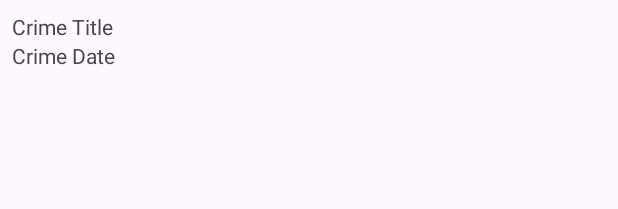
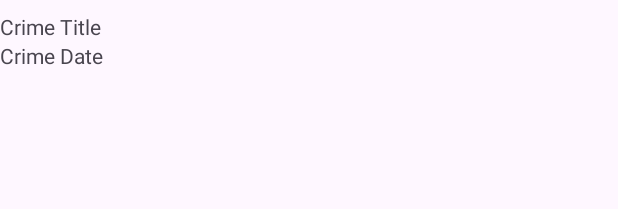
Before and after one commit to therealtommy/CriminalIntent, an Android app: the layout list_item_crime.xml on its own in the app's theme, with its tools: preview values and no code run, on a phone screen of 412 x 824 dp. Shown: the top 209 px of the screen. Run offline under Robolectric (Android 15) with nearby library versions, the phone set to English and light mode, and no system bars.

Commit message:
Start part 3

```diff
--- a/app/src/main/res/layout/list_item_crime.xml
+++ b/app/src/main/res/layout/list_item_crime.xml
@@ -1,18 +1,30 @@
 <?xml version="1.0" encoding="utf-8"?>
-<LinearLayout
-    xmlns:android="http://schemas.android.com/apk/res/android"
-    android:orientation="vertical"
+<androidx.constraintlayout.widget.ConstraintLayout xmlns:android="http://schemas.android.com/apk/res/android"
+    xmlns:app="http://schemas.android.com/apk/res-auto"
+    xmlns:tools="http://schemas.android.com/tools"
+    android:id="@+id/linearLayout"
     android:layout_width="match_parent"
-    android:layout_height="wrap_content"
-    android:padding="8dp">
+    android:layout_height="wrap_content">
+
     <TextView
         android:id="@+id/crime_title"
-        android:layout_width="match_parent"
+        android:layout_width="0dp"
         android:layout_height="wrap_content"
-        android:text="Crime Title"/>
+        android:layout_marginTop="8dp"
+        android:text="Crime Title"
+        app:layout_constraintBottom_toTopOf="@+id/crime_date"
+        app:layout_constraintEnd_toEndOf="parent"
+        app:layout_constraintStart_toStartOf="parent"
+        app:layout_constraintTop_toTopOf="parent"
+        app:layout_constraintVertical_chainStyle="packed" />
+
     <TextView
         android:id="@+id/crime_date"
-        android:layout_width="match_parent"
+        android:layout_width="0dp"
         android:layout_height="wrap_content"
-        android:text="Crime Date"/>
-</LinearLayout>
+        android:text="Crime Date"
+        app:layout_constraintBottom_toBottomOf="parent"
+        app:layout_constraintEnd_toEndOf="parent"
+        app:layout_constraintStart_toStartOf="parent"
+        app:layout_constraintTop_toBottomOf="@+id/crime_title" />
+</androidx.constraintlayout.widget.ConstraintLayout>
```
Also changed, not shown: app/src/main/res/drawable/ic_solved.png (added).
